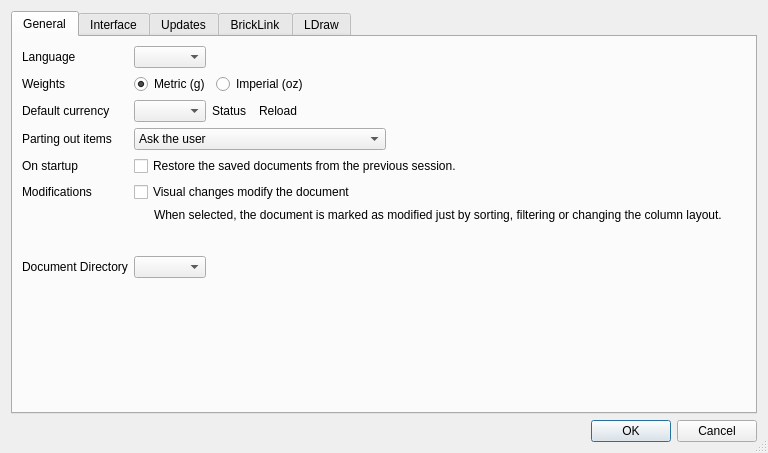
The window that src/settingsdialog.ui (rgriebl/brickstore) describes before a commit, drawn with Qt 5.
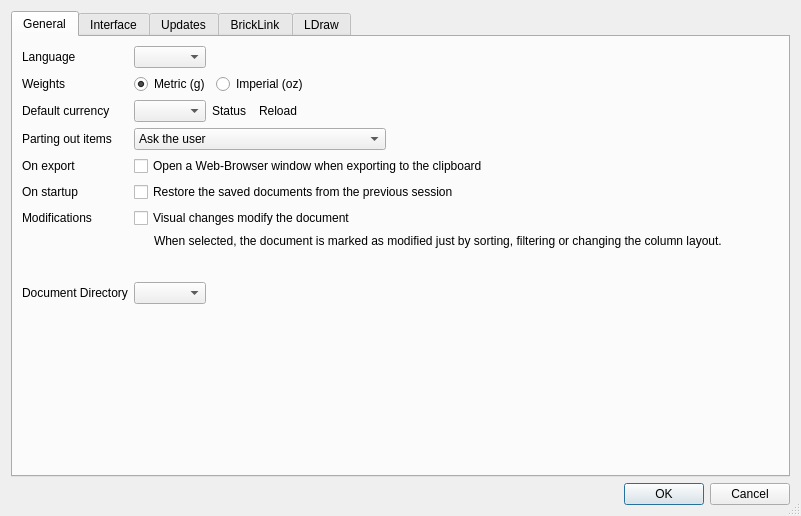
The same window after the commit. Icons and pictures are not drawn.

Commit message:
Re-add the open-browser-on-export option
Closes: #259

What changed in the file:
```diff
--- a/src/settingsdialog.ui
+++ b/src/settingsdialog.ui
@@ -6,8 +6,8 @@
    <rect>
     <x>0</x>
     <y>0</y>
-    <width>768</width>
-    <height>453</height>
+    <width>801</width>
+    <height>516</height>
    </rect>
   </property>
   <property name="windowTitle">
@@ -244,7 +244,7 @@
        <item row="6" column="1">
         <widget class="QCheckBox" name="w_restore_session">
          <property name="text">
-          <string>Restore the saved documents from the previous session.</string>
+          <string>Restore the saved documents from the previous session</string>
          </property>
         </widget>
        </item>
@@ -255,6 +255,20 @@
          </property>
         </widget>
        </item>
+       <item row="4" column="0">
+        <widget class="QLabel" name="label_6">
+         <property name="text">
+          <string>On export</string>
+         </property>
+        </widget>
+       </item>
+       <item row="4" column="1">
+        <widget class="QCheckBox" name="w_openbrowser">
+         <property name="text">
+          <string>Open a Web-Browser window when exporting to the clipboard</string>
+         </property>
+        </widget>
+       </item>
       </layout>
      </widget>
      <widget class="QWidget" name="interface">
```
The commit also changes 4 other files.
